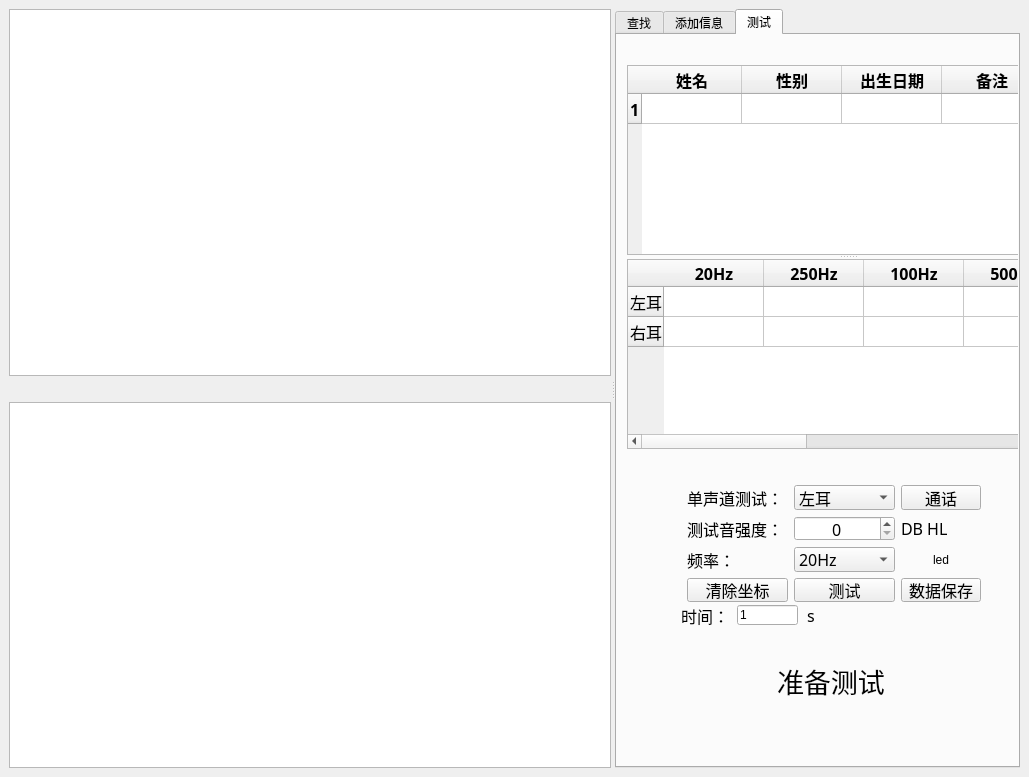
Old version of the form Qt/charts_Hz_db/chart.ui in the repository leeyoung7017/sonometer.
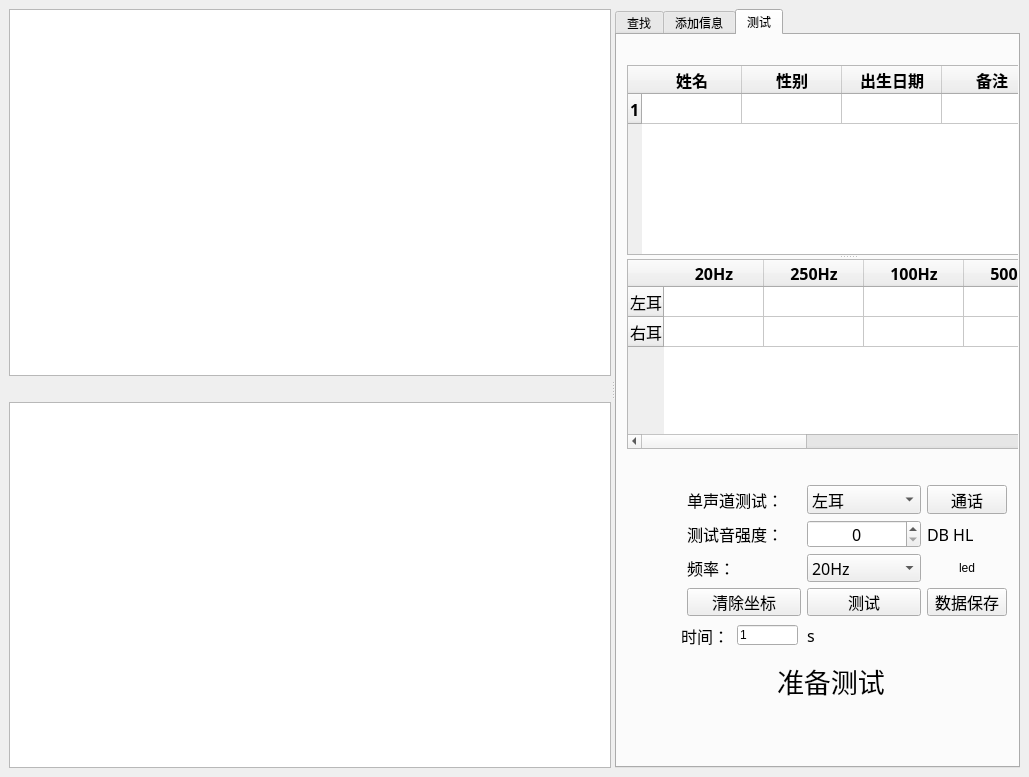
New version of the form. Custom widgets are drawn as their Qt base class.

```diff
--- a/Qt/charts_Hz_db/chart.ui
+++ b/Qt/charts_Hz_db/chart.ui
@@ -461,8 +461,8 @@
            <rect>
             <x>60</x>
             <y>430</y>
-            <width>294</width>
-            <height>117</height>
+            <width>320</width>
+            <height>131</height>
            </rect>
           </property>
           <layout class="QGridLayout" name="gridLayout_2">
@@ -1039,7 +1039,7 @@
            <rect>
             <x>150</x>
             <y>600</y>
-            <width>121</width>
+            <width>161</width>
             <height>51</height>
            </rect>
           </property>
@@ -1057,7 +1057,7 @@
           <property name="geometry">
            <rect>
             <x>50</x>
-            <y>550</y>
+            <y>570</y>
             <width>61</width>
             <height>21</height>
            </rect>
@@ -1076,7 +1076,7 @@
           <property name="geometry">
            <rect>
             <x>110</x>
-            <y>550</y>
+            <y>570</y>
             <width>61</width>
             <height>20</height>
            </rect>
@@ -1089,7 +1089,7 @@
           <property name="geometry">
            <rect>
             <x>180</x>
-            <y>550</y>
+            <y>570</y>
             <width>61</width>
             <height>21</height>
            </rect>
```
Left out of the diff: 5 changed lines with no effect on the pictures.
